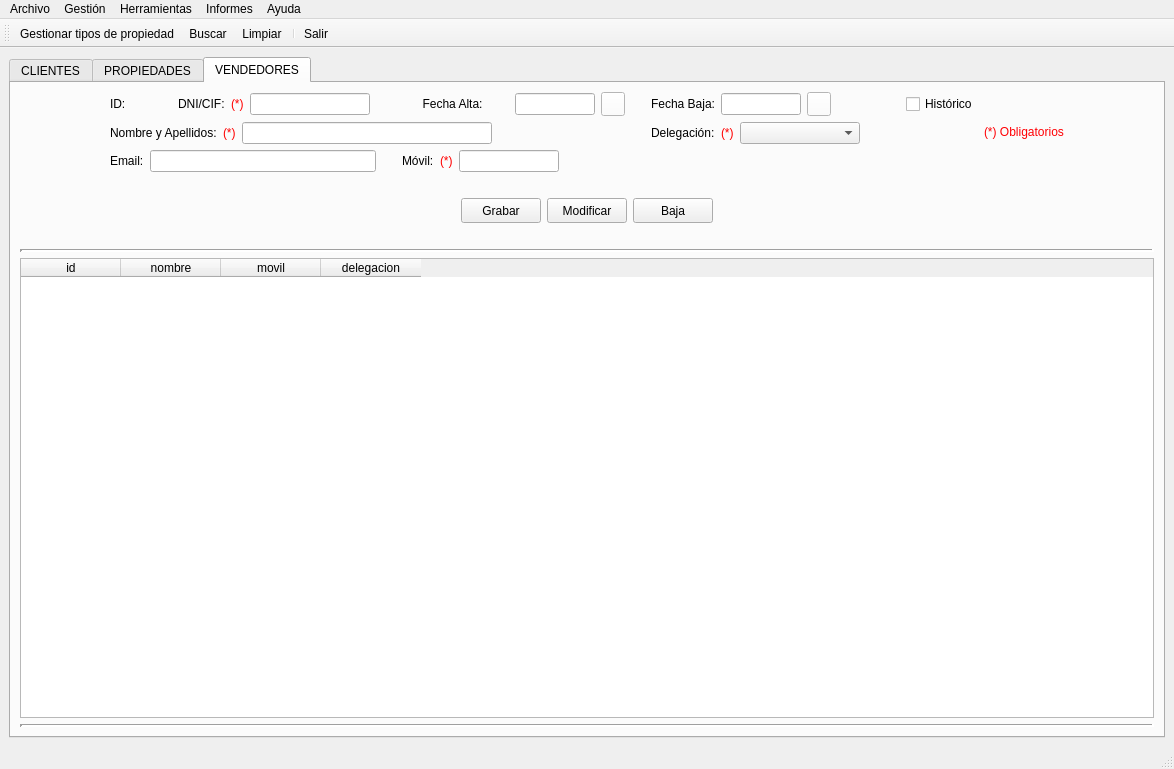
Before: the Qt Designer form templates/venPrincipal.ui in BuaTeijeiro/ProyectoDI, drawn with Qt 5.
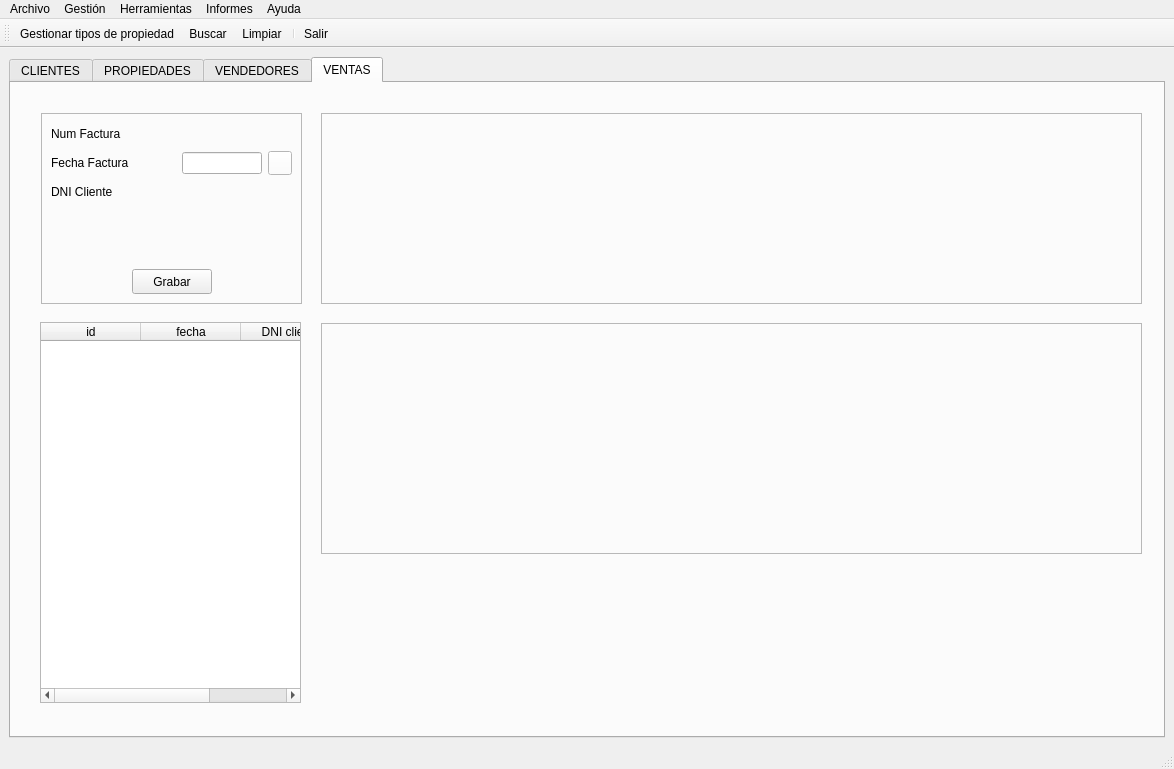
After: the same form once the commit is applied. Icons and pictures are not drawn.

Commit message: configurar parte de la izquierda de la tabla ventas

The edit to the form file:
```diff
--- a/templates/venPrincipal.ui
+++ b/templates/venPrincipal.ui
@@ -49,7 +49,7 @@
        <enum>Qt::LeftToRight</enum>
       </property>
       <property name="currentIndex">
-       <number>2</number>
+       <number>3</number>
       </property>
       <widget class="QWidget" name="pesClientes">
        <attribute name="title">
@@ -4046,6 +4046,278 @@
         </item>
        </layout>
       </widget>
+      <widget class="QWidget" name="pesVentas">
+       <attribute name="title">
+        <string>VENTAS</string>
+       </attribute>
+       <widget class="QFrame" name="frame">
+        <property name="geometry">
+         <rect>
+          <x>30</x>
+          <y>30</y>
+          <width>261</width>
+          <height>191</height>
+         </rect>
+        </property>
+        <property name="frameShape">
+         <enum>QFrame::StyledPanel</enum>
+        </property>
+        <property name="frameShadow">
+         <enum>QFrame::Plain</enum>
+        </property>
+        <layout class="QVBoxLayout" name="verticalLayout_4">
+         <item>
+          <layout class="QVBoxLayout" name="verticalLayout_3">
+           <item>
+            <layout class="QHBoxLayout" name="horizontalLayout_43">
+             <item>
+              <widget class="QLabel" name="label_12">
+               <property name="text">
+                <string>Num Factura</string>
+               </property>
+              </widget>
+             </item>
+             <item>
+              <widget class="QLabel" name="lblFactura">
+               <property name="text">
+                <string/>
+               </property>
+              </widget>
+             </item>
+            </layout>
+           </item>
+           <item>
+            <layout class="QHBoxLayout" name="horizontalLayout_44">
+             <item>
+              <widget class="QLabel" name="label_13">
+               <property name="text">
+                <string>Fecha Factura</string>
+               </property>
+              </widget>
+             </item>
+             <item>
+              <widget class="QLineEdit" name="txtFechaFactura">
+               <property name="minimumSize">
+                <size>
+                 <width>80</width>
+                 <height>0</height>
+                </size>
+               </property>
+               <property name="maximumSize">
+                <size>
+                 <width>80</width>
+                 <height>16777215</height>
+                </size>
+               </property>
+              </widget>
+             </item>
+             <item>
+              <widget class="QPushButton" name="btnFechaFactura">
+               <property name="minimumSize">
+                <size>
+                 <width>24</width>
+                 <height>24</height>
+                </size>
+               </property>
+               <property name="maximumSize">
+                <size>
+                 <width>24</width>
+                 <height>24</height>
+                </size>
+               </property>
+               <property name="styleSheet">
+                <string notr="true">background-color: #FFF</string>
+               </property>
+               <property name="text">
+                <string/>
+               </property>
+               <property name="icon">
+                <iconset>
+                 <normaloff>../img/calendar.ico</normaloff>../img/calendar.ico</iconset>
+               </property>
+               <property name="iconSize">
+                <size>
+                 <width>24</width>
+                 <height>24</height>
+                </size>
+               </property>
+              </widget>
+             </item>
+            </layout>
+           </item>
+           <item>
+            <layout class="QHBoxLayout" name="horizontalLayout_45">
+             <item>
+              <widget class="QLabel" name="label_14">
+               <property name="text">
+                <string>DNI Cliente</string>
+               </property>
+              </widget>
+             </item>
+             <item>
+              <widget class="QLabel" name="lblDniclifactura">
+               <property name="text">
+                <string/>
+               </property>
+              </widget>
+             </item>
+            </layout>
+           </item>
+          </layout>
+         </item>
+         <item>
+          <spacer name="verticalSpacer_8">
+           <property name="orientation">
+            <enum>Qt::Vertical</enum>
+           </property>
+           <property name="sizeType">
+            <enum>QSizePolicy::Fixed</enum>
+           </property>
+           <property name="sizeHint" stdset="0">
+            <size>
+             <width>20</width>
+             <height>61</height>
+            </size>
+           </property>
+          </spacer>
+         </item>
+         <item>
+          <layout class="QHBoxLayout" name="horizontalLayout_46">
+           <item>
+            <spacer name="horizontalSpacer_41">
+             <property name="orientation">
+              <enum>Qt::Horizontal</enum>
+             </property>
+             <property name="sizeHint" stdset="0">
+              <size>
+               <width>40</width>
+               <height>20</height>
+              </size>
+             </property>
+            </spacer>
+           </item>
+           <item>
+            <widget class="QPushButton" name="btnGrabarFactura">
+             <property name="minimumSize">
+              <size>
+               <width>80</width>
+               <height>25</height>
+              </size>
+             </property>
+             <property name="maximumSize">
+              <size>
+               <width>80</width>
+               <height>25</height>
+              </size>
+             </property>
+             <property name="text">
+              <string>Grabar</string>
+             </property>
+            </widget>
+           </item>
+           <item>
+            <spacer name="horizontalSpacer_42">
+             <property name="orientation">
+              <enum>Qt::Horizontal</enum>
+             </property>
+             <property name="sizeHint" stdset="0">
+              <size>
+               <width>40</width>
+               <height>20</height>
+              </size>
+             </property>
+            </spacer>
+           </item>
+          </layout>
+         </item>
+        </layout>
+       </widget>
+       <widget class="QFrame" name="frame_2">
+        <property name="geometry">
+         <rect>
+          <x>29</x>
+          <y>239</y>
+          <width>261</width>
+          <height>381</height>
+         </rect>
+        </property>
+        <property name="frameShape">
+         <enum>QFrame::StyledPanel</enum>
+        </property>
+        <property name="frameShadow">
+         <enum>QFrame::Plain</enum>
+        </property>
+        <widget class="QTableWidget" name="tablaFacturas">
+         <property name="geometry">
+          <rect>
+           <x>0</x>
+           <y>0</y>
+           <width>261</width>
+           <height>381</height>
+          </rect>
+         </property>
+         <property name="editTriggers">
+          <set>QAbstractItemView::NoEditTriggers</set>
+         </property>
+         <property name="selectionMode">
+          <enum>QAbstractItemView::SingleSelection</enum>
+         </property>
+         <property name="selectionBehavior">
+          <enum>QAbstractItemView::SelectRows</enum>
+         </property>
+         <attribute name="verticalHeaderVisible">
+          <bool>false</bool>
+         </attribute>
+         <column>
+          <property name="text">
+           <string>id</string>
+          </property>
+         </column>
+         <column>
+          <property name="text">
+           <string>fecha</string>
+          </property>
+         </column>
+         <column>
+          <property name="text">
+           <string>DNI cliente</string>
+          </property>
+         </column>
+        </widget>
+       </widget>
+       <widget class="QFrame" name="frame_3">
+        <property name="geometry">
+         <rect>
+          <x>310</x>
+          <y>30</y>
+          <width>821</width>
+          <height>191</height>
+         </rect>
+        </property>
+        <property name="frameShape">
+         <enum>QFrame::StyledPanel</enum>
+        </property>
+        <property name="frameShadow">
+         <enum>QFrame::Plain</enum>
+        </property>
+       </widget>
+       <widget class="QFrame" name="frame_4">
+        <property name="geometry">
+         <rect>
+          <x>310</x>
+          <y>240</y>
+          <width>821</width>
+          <height>231</height>
+         </rect>
+        </property>
+        <property name="frameShape">
+         <enum>QFrame::StyledPanel</enum>
+        </property>
+        <property name="frameShadow">
+         <enum>QFrame::Plain</enum>
+        </property>
+       </widget>
+      </widget>
      </widget>
     </item>
    </layout>
```
The commit also changes 16 other files.
